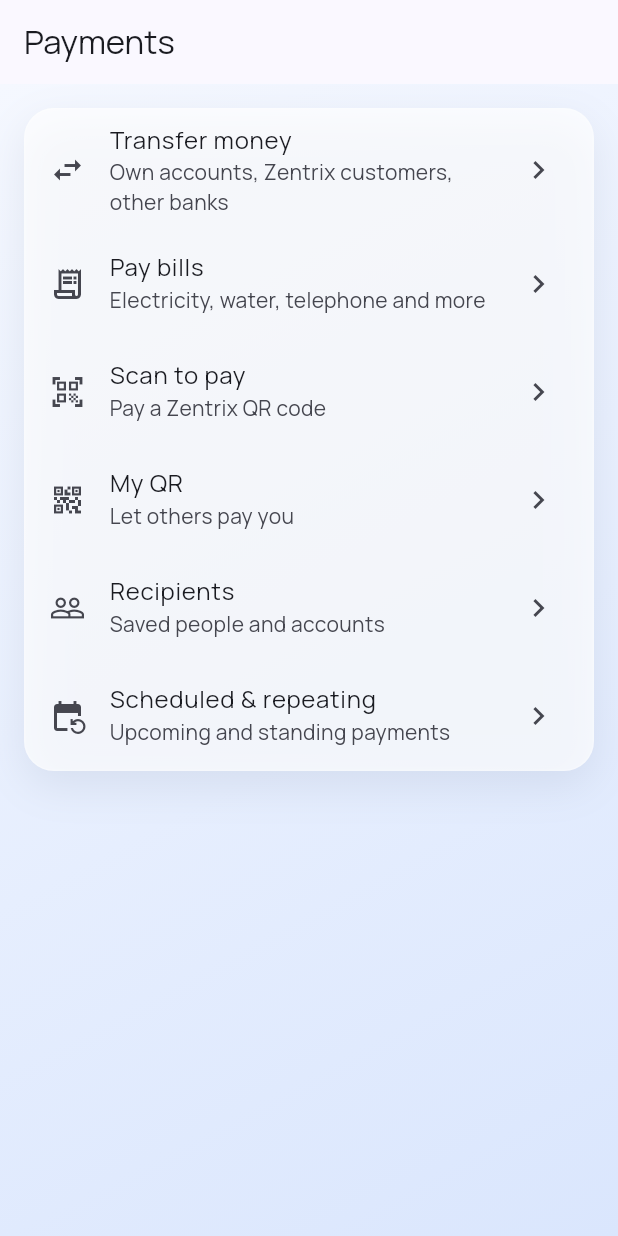
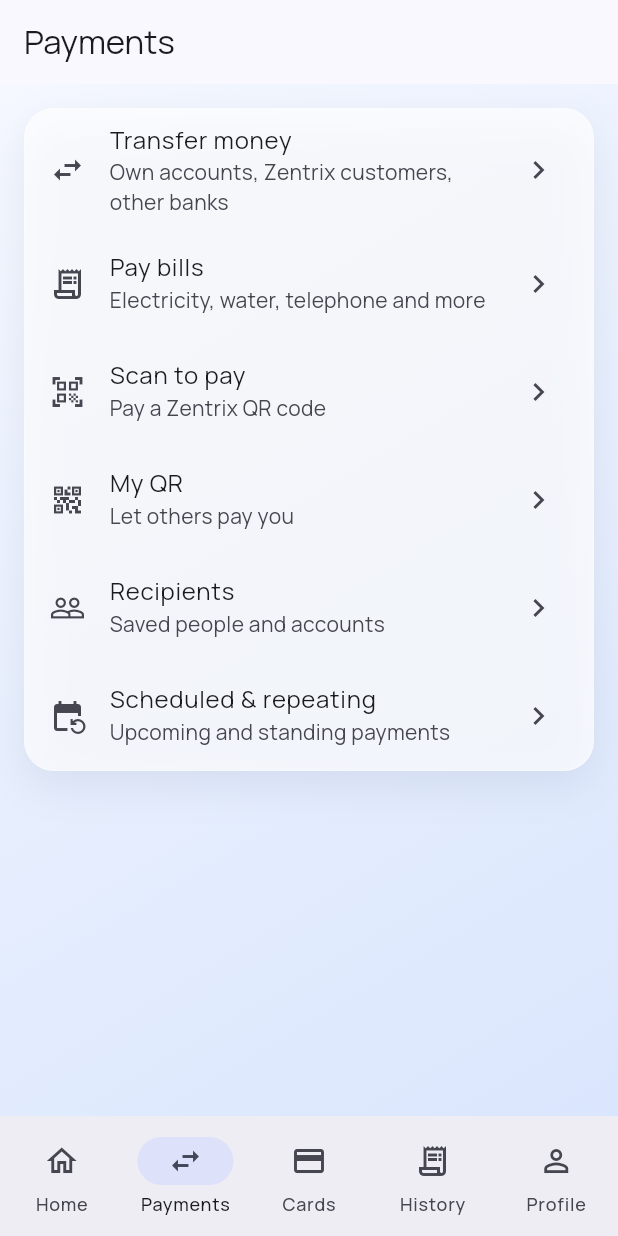
Before and after one commit to DushanSenura/Zentrix-Bank-V2, a Flutter app: the PaymentsHubPage screen opened by its route, on a phone screen of 412 x 824 dp. Run offline on Flutter 3.47's test engine with Material 3 defaults, Android fonts, the phone set to English and light mode, and no system bars; our stand-ins replace dio, flutter_riverpod, flutter_secure_storage, go_router, local_auth, qr_flutter and 1 more; missing offline and left inert: mobile_scanner; accounts and stored records are empty.

Commit message:
V1 parity (part 3): bottom navigation, home quick actions and recent transactions
Co-Authored-By: Claude Sonnet 5.5 <noreply@anthropic.com>

```diff
--- a/apps/mobile/lib/core/design_system/async_view.dart
+++ b/apps/mobile/lib/core/design_system/async_view.dart
@@ -2,6 +2,7 @@ import 'package:flutter/material.dart';
 import 'package:flutter_riverpod/flutter_riverpod.dart';
 
 import '../../features/authentication/data/auth_repository.dart';
+import 'bottom_nav.dart';
 import 'tokens.dart';
 import 'widgets.dart';
 
@@ -24,16 +25,18 @@ class AsyncView<T> extends StatelessWidget {
 
 /// Backdrop + SafeArea scaffold used by list-style service screens.
 class ServicePage extends StatelessWidget {
-  const ServicePage({super.key, required this.title, required this.body, this.fab, this.actions});
+  const ServicePage({super.key, required this.title, required this.body, this.fab, this.actions, this.navIndex});
   final String title;
   final Widget body;
   final Widget? fab;
   final List<Widget>? actions;
+  final int? navIndex; // set on the five tab pages to show the bottom navigation bar
 
   @override
   Widget build(BuildContext context) => Scaffold(
         appBar: AppBar(title: Text(title), actions: actions),
         floatingActionButton: fab,
+        bottomNavigationBar: navIndex == null ? null : ZxBottomNav(index: navIndex!),
         body: ZxBackdrop(child: SafeArea(child: body)),
       );
 }
--- /dev/null
+++ b/apps/mobile/lib/core/design_system/bottom_nav.dart
@@ -0,0 +1,25 @@
+import 'package:flutter/material.dart';
+import 'package:go_router/go_router.dart';
+
+/// The five main places in the app. Each tab page shows this bar; moving between tabs replaces the route (`go`), so the back button never
+/// walks through tabs you already left.
+class ZxBottomNav extends StatelessWidget {
+  const ZxBottomNav({super.key, required this.index});
+  final int index;
+
+  static const destinations = [
+    (Icons.home_outlined, Icons.home, 'Home', '/'),
+    (Icons.swap_horiz_outlined, Icons.swap_horiz, 'Payments', '/payments'),
+    (Icons.credit_card_outlined, Icons.credit_card, 'Cards', '/services/cards'),
+    (Icons.receipt_long_outlined, Icons.receipt_long, 'History', '/history'),
+    (Icons.person_outline, Icons.person, 'Profile', '/profile'),
+  ];
+
+  @override
+  Widget build(BuildContext context) => NavigationBar(
+        selectedIndex: index,
+        labelBehavior: NavigationDestinationLabelBehavior.alwaysShow,
+        onDestinationSelected: (i) { if (i != index) context.go(destinations[i].$4); },
+        destinations: [for (final d in destinations) NavigationDestination(icon: Icon(d.$1), selectedIcon: Icon(d.$2), label: d.$3)],
+      );
+}
--- a/apps/mobile/lib/features/payments/presentation/payments_pages.dart
+++ b/apps/mobile/lib/features/payments/presentation/payments_pages.dart
@@ -13,6 +13,7 @@ import '../../authentication/data/auth_repository.dart';
 import '../../authentication/presentation/auth_pages.dart';
 import '../data/payments_repository.dart';
 import '../../profile/profile_repository.dart' show prefsProvider;
+import '../../../core/design_system/bottom_nav.dart';
 import 'payment_flow.dart';
 
 /// The customer's chosen default account when it is usable, otherwise the first one.
@@ -37,6 +38,7 @@ class PaymentsHubPage extends StatelessWidget {
   Widget build(BuildContext context) {
     Widget tile(IconData i, String t, String sub, String route) => ListTile(leading: Icon(i), title: Text(t), subtitle: Text(sub), trailing: const Icon(Icons.chevron_right), onTap: () => context.push(route));
     return Scaffold(
+      bottomNavigationBar: const ZxBottomNav(index: 1),
       appBar: AppBar(title: const Text('Payments')),
       body: ZxBackdrop(child: SafeArea(child: ListView(padding: const EdgeInsets.all(ZxSpace.md), children: [
         GlassCard(blur: false, padding: EdgeInsets.zero, child: Column(children: [
--- a/apps/mobile/lib/features/profile/profile_pages.dart
+++ b/apps/mobile/lib/features/profile/profile_pages.dart
@@ -25,6 +25,7 @@ class ProfilePage extends ConsumerWidget {
     final unread = ref.watch(unreadCountProvider).asData?.value ?? 0;
     Widget tile(IconData i, String t, String route, {Widget? trailing}) => ListTile(minTileHeight: 56, leading: Icon(i), title: Text(t), trailing: trailing ?? const Icon(Icons.chevron_right), onTap: () => context.push(route));
     return ServicePage(
+      navIndex: 4,
       title: 'Profile',
       body: ListView(padding: const EdgeInsets.all(ZxSpace.md), children: [
         GlassCard(blur: false, child: Row(children: [
--- a/apps/mobile/lib/features/services/presentation/cards_pages.dart
+++ b/apps/mobile/lib/features/services/presentation/cards_pages.dart
@@ -22,6 +22,7 @@ class CardsPage extends ConsumerWidget {
   @override
   Widget build(BuildContext context, WidgetRef ref) {
     return ServicePage(
+      navIndex: 2,
       title: 'Cards',
       fab: FloatingActionButton.extended(onPressed: () => context.push('/services/cards/request'), icon: const Icon(Icons.add_card), label: const Text('Request a card')),
       body: AsyncView<List<BankCard>>(
--- a/apps/mobile/lib/features/support/presentation/history_pages.dart
+++ b/apps/mobile/lib/features/support/presentation/history_pages.dart
@@ -94,6 +94,7 @@ class _HistoryPageState extends ConsumerState<HistoryPage> {
     if (_cursor != null) children.add(Padding(padding: const EdgeInsets.all(ZxSpace.md), child: OutlinedButton(onPressed: _more ? null : () => _load(append: true), child: Text(_more ? 'Loading…' : 'Load more'))));
 
     return ServicePage(
+      navIndex: 3,
       title: 'Transaction history',
       actions: [IconButton(tooltip: 'Statements', icon: const Icon(Icons.description_outlined), onPressed: () => context.push('/statements'))],
       body: Column(children: [
```
Also changed, not shown: apps/mobile/lib/features/accounts/presentation/accounts_pages.dart (+68 -1 lines), 4 other files.
